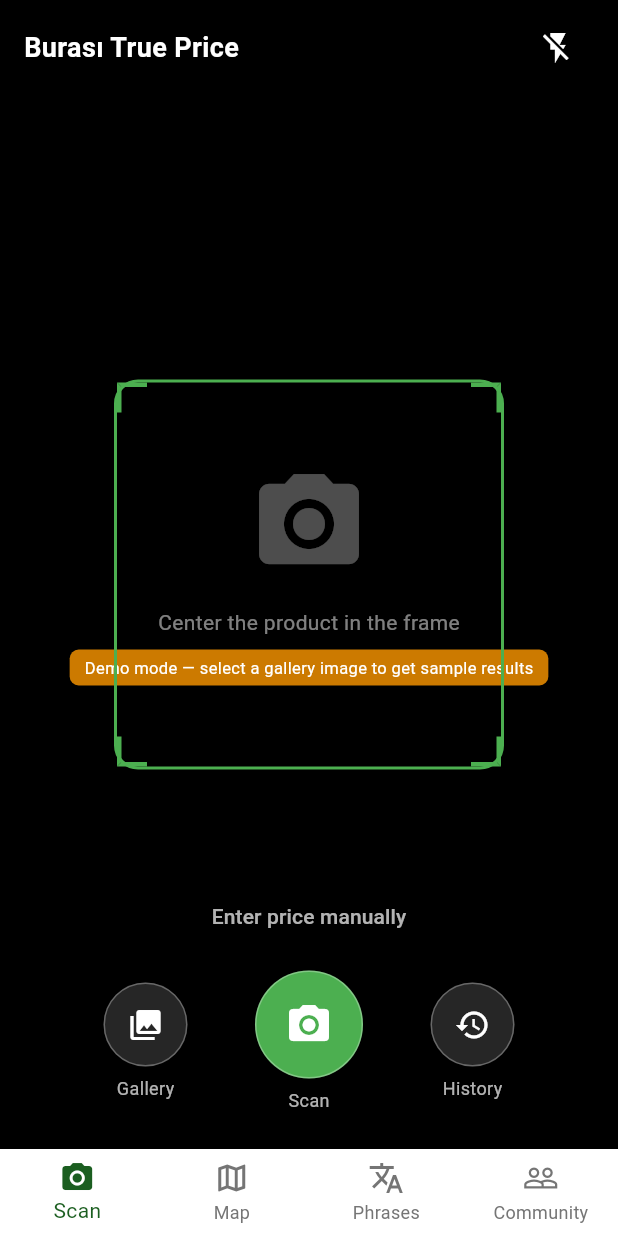
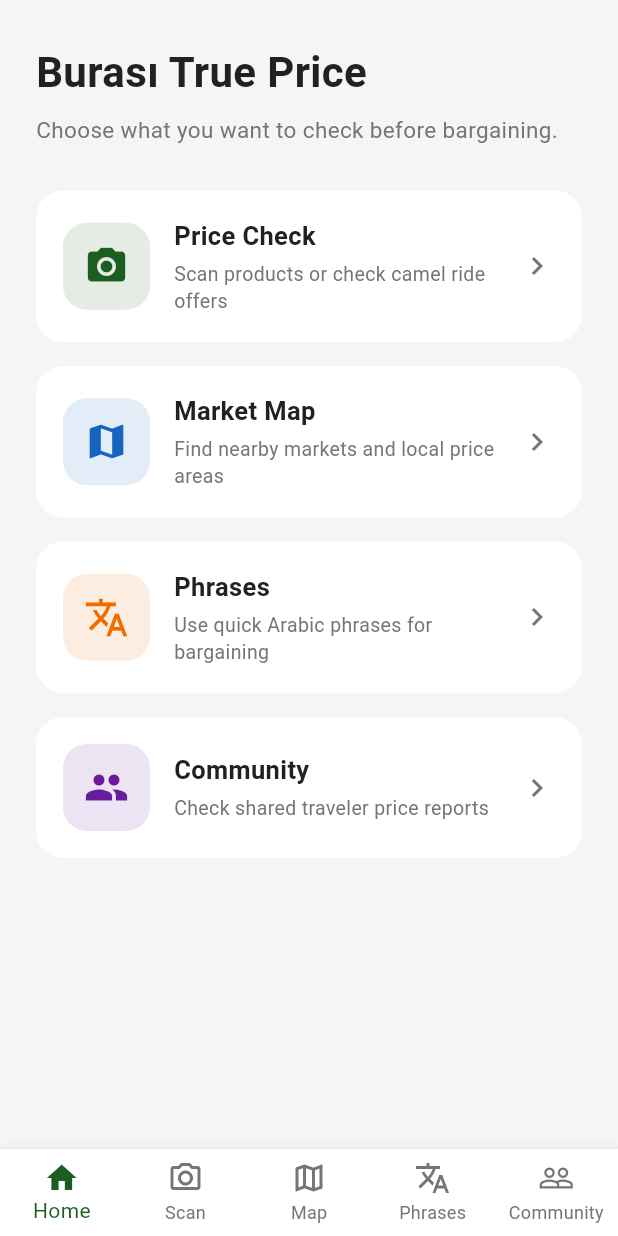
Before and after one commit to dbseend/hci_222, a Flutter app: the IntroScreen screen opened by its route, after a tap on "Skip", on a phone screen of 412 x 824 dp. Run offline on Flutter 3.47's test engine with Material 3 defaults, Android fonts, the phone set to English and light mode, and no system bars; our stand-ins replace dio, equatable, fl_chart, flutter_bloc, flutter_map, flutter_tts and 6 more; accounts and stored records are empty.

Commit message:
feat: add home and camel price flow

```diff
--- a/frontend/flutter_app/lib/app/router.dart
+++ b/frontend/flutter_app/lib/app/router.dart
@@ -6,7 +6,8 @@
 //   /permission  → PermissionScreen
 //   /intro       → IntroScreen
 //   ShellRoute (with AppBottomNavBar):
-//     /scan              → ScanScreen
+//     /home              → HomeScreen
+//     /scan              → ScanMenuScreen
 //     /scan/stats        → PriceStatsScreen   (extra: productName, productId, detectedPrice?)
 //     /scan/input        → PriceInputScreen   (extra: productName, productId)
 //     /scan/analysis     → PriceAnalysisScreen(extra: productName, productId, inputPrice)
@@ -24,7 +25,8 @@
 import '../features/onboarding/presentation/screens/splash_screen.dart';
 import '../features/onboarding/presentation/screens/permission_screen.dart';
 import '../features/onboarding/presentation/screens/intro_screen.dart';
-import '../features/scan/presentation/screens/scan_screen.dart';
+import '../features/home/presentation/screens/home_screen.dart';
+import '../features/scan/presentation/screens/scan_menu_screen.dart';
 import '../features/scan/presentation/screens/price_stats_screen.dart';
 import '../features/scan/presentation/screens/price_input_screen.dart';
 import '../features/scan/presentation/screens/price_analysis_screen.dart';
@@ -40,13 +42,13 @@
     GoRoute(path: '/', builder: (_, _) => const SplashScreen()),
     GoRoute(path: '/permission', builder: (_, _) => const PermissionScreen()),
     GoRoute(path: '/intro', builder: (_, _) => const IntroScreen()),
-
     ShellRoute(
       builder: (context, state, child) => _MainShell(child: child),
       routes: [
+        GoRoute(path: '/home', builder: (_, _) => const HomeScreen()),
         GoRoute(
           path: '/scan',
-          builder: (_, _) => const ScanScreen(),
+          builder: (_, _) => const ScanMenuScreen(),
           routes: [
             GoRoute(
               path: 'stats',
@@ -107,9 +109,10 @@
 
   int _currentIndex(BuildContext context) {
     final location = GoRouterState.of(context).uri.path;
-    if (location.startsWith('/map')) return 1;
-    if (location.startsWith('/language')) return 2;
-    if (location.startsWith('/community')) return 3;
+    if (location.startsWith('/scan')) return 1;
+    if (location.startsWith('/map')) return 2;
+    if (location.startsWith('/language')) return 3;
+    if (location.startsWith('/community')) return 4;
     return 0;
   }
 
--- a/frontend/flutter_app/lib/core/widgets/bottom_nav_bar.dart
+++ b/frontend/flutter_app/lib/core/widgets/bottom_nav_bar.dart
@@ -1,7 +1,7 @@
 // bottom_nav_bar.dart
 // Purpose: Shared bottom navigation bar used by the main ShellRoute (_MainShell in router.dart).
 //          Highlights the active tab based on the current route and navigates via go_router.
-// Tabs (index → route): 0=/scan, 1=/map, 2=/language, 3=/community
+// Tabs (index → route): 0=/home, 1=/scan, 2=/map, 3=/language, 4=/community
 // Dependencies: AppColors, go_router
 
 import 'package:flutter/material.dart';
@@ -13,7 +13,7 @@
 
   const AppBottomNavBar({super.key, required this.currentIndex});
 
-  static const _routes = ['/scan', '/map', '/language', '/community'];
+  static const _routes = ['/home', '/scan', '/map', '/language', '/community'];
 
   @override
   Widget build(BuildContext context) {
@@ -26,6 +26,11 @@
       elevation: 8,
       onTap: (i) => context.go(_routes[i]),
       items: const [
+        BottomNavigationBarItem(
+          icon: Icon(Icons.home_outlined),
+          activeIcon: Icon(Icons.home),
+          label: 'Home',
+        ),
         BottomNavigationBarItem(
           icon: Icon(Icons.camera_alt_outlined),
           activeIcon: Icon(Icons.camera_alt),
--- /dev/null
+++ b/frontend/flutter_app/lib/features/home/presentation/screens/home_screen.dart
@@ -0,0 +1,154 @@
+import 'package:flutter/material.dart';
+import 'package:go_router/go_router.dart';
+
+import '../../../../core/constants/app_colors.dart';
+
+class HomeScreen extends StatelessWidget {
+  const HomeScreen({super.key});
+
+  static const _items = [
+    _HomeItem(
+      title: 'Price Check',
+      subtitle: 'Scan products or check camel ride offers',
+      route: '/scan',
+      icon: Icons.camera_alt,
+      color: AppColors.primary,
+    ),
+    _HomeItem(
+      title: 'Market Map',
+      subtitle: 'Find nearby markets and local price areas',
+      route: '/map',
+      icon: Icons.map,
+      color: Color(0xFF1565C0),
+    ),
+    _HomeItem(
+      title: 'Phrases',
+      subtitle: 'Use quick Arabic phrases for bargaining',
+      route: '/language',
+      icon: Icons.translate,
+      color: Color(0xFFEF6C00),
+    ),
+    _HomeItem(
+      title: 'Community',
+      subtitle: 'Check shared traveler price reports',
+      route: '/community',
+      icon: Icons.people,
+      color: Color(0xFF6A1B9A),
+    ),
+  ];
+
+  @override
+  Widget build(BuildContext context) {
+    return Scaffold(
+      backgroundColor: AppColors.background,
+      body: SafeArea(
+        child: ListView(
+          padding: const EdgeInsets.fromLTRB(24, 28, 24, 24),
+          children: [
+            const Text(
+              'Burası True Price',
+              style: TextStyle(
+                fontSize: 28,
+                fontWeight: FontWeight.bold,
+                color: AppColors.onSurface,
+              ),
+            ),
+            const SizedBox(height: 8),
+            const Text(
+              'Choose what you want to check before bargaining.',
+              style: TextStyle(
+                fontSize: 15,
+                height: 1.5,
+                color: AppColors.onSurfaceLight,
+              ),
+            ),
+            const SizedBox(height: 28),
+            ..._items.map((item) => _HomeFeatureCard(item: item)),
+          ],
+        ),
+      ),
+    );
+  }
+}
+
+class _HomeFeatureCard extends StatelessWidget {
+  final _HomeItem item;
+
+  const _HomeFeatureCard({required this.item});
+
+  @override
+  Widget build(BuildContext context) {
+    return Container(
+      margin: const EdgeInsets.only(bottom: 16),
+      child: Material(
+        color: AppColors.surface,
+        borderRadius: BorderRadius.circular(18),
+        child: InkWell(
+          onTap: () => context.go(item.route),
+          borderRadius: BorderRadius.circular(18),
+          child: Padding(
+            padding: const EdgeInsets.all(18),
+            child: Row(
+              children: [
+                Container(
+                  width: 58,
+                  height: 58,
+                  decoration: BoxDecoration(
+                    color: item.color.withValues(alpha: 0.12),
+                    borderRadius: BorderRadius.circular(16),
+                  ),
+                  child: Icon(item.icon, color: item.color, size: 30),
+                ),
+                const SizedBox(width: 16),
+                Expanded(
+                  child: Column(
+                    crossAxisAlignment: CrossAxisAlignment.start,
+                    children: [
+                      Text(
+                        item.title,
+                        style: const TextStyle(
+                          fontSize: 17,
+                          fontWeight: FontWeight.bold,
+                          color: AppColors.onSurface,
+                        ),
+                      ),
+                      const SizedBox(height: 5),
+                      Text(
+                        item.subtitle,
+                        style: const TextStyle(
+                          fontSize: 13,
+                          height: 1.35,
+                          color: AppColors.onSurfaceLight,
+                        ),
+                      ),
+                    ],
+                  ),
+                ),
+                const Icon(
+                  Icons.chevron_right,
+                  color: AppColors.onSurfaceLight,
+                ),
+              ],
+            ),
+          ),
+        ),
+      ),
+    );
+  }
+}
+
+class _HomeItem {
+  final String title;
+  final String subtitle;
+  final String route;
+  final IconData icon;
+  final Color color;
+
+  const _HomeItem({
+    required this.title,
+    required this.subtitle,
+    required this.route,
+    required this.icon,
+    required this.color,
+  });
+}
--- a/frontend/flutter_app/lib/features/onboarding/presentation/screens/intro_screen.dart
+++ b/frontend/flutter_app/lib/features/onboarding/presentation/screens/intro_screen.dart
@@ -1,7 +1,7 @@
 // intro_screen.dart
 // Purpose: Three-page onboarding carousel that introduces the app's core features:
-//          scan, price comparison, and negotiation. Last page "Get Started" navigates to /scan.
-// Navigation flow: /intro (from permission) → /scan (on finish or skip)
+//          scan, price comparison, and negotiation. Last page "Get Started" navigates to /home.
+// Navigation flow: /intro (from permission) → /home (on finish or skip)
 // Dependencies: AppColors, go_router
 
 import 'package:flutter/material.dart';
@@ -24,17 +24,20 @@
     _IntroPage(
       icon: Icons.camera_alt,
       title: 'Scan Products',
-      desc: 'Point your camera at fruits, vegetables,\nor any market item to identify it automatically',
+      desc:
+          'Point your camera at fruits, vegetables,\nor any market item to identify it automatically',
     ),
     _IntroPage(
       icon: Icons.bar_chart,
       title: 'Compare Prices',
-      desc: 'See the average, lowest, and highest prices\nfor your region in a clear histogram',
+      desc:
+          'See the average, lowest, and highest prices\nfor your region in a clear histogram',
     ),
     _IntroPage(
       icon: Icons.handshake,
       title: 'Negotiate with Confidence',
-      desc: 'Understand the fair price at a glance\nand use Arabic phrases to bargain confidently',
+      desc:
+          'Understand the fair price at a glance\nand use Arabic phrases to bargain confidently',
     ),
   ];
 
@@ -45,7 +48,7 @@
         curve: Curves.easeInOut,
       );
     } else {
-      context.go('/scan');
+      context.go('/home');
     }
   }
 
@@ -65,7 +68,7 @@
             Align(
               alignment: Alignment.topRight,
               child: TextButton(
-                onPressed: () => context.go('/scan'),
+                onPressed: () => context.go('/home'),
                 child: const Text(
                   'Skip',
                   style: TextStyle(color: AppColors.onSurfaceLight),
@@ -92,7 +95,7 @@
                   decoration: BoxDecoration(
                     color: _currentPage == i
                         ? AppColors.primary
-                        : AppColors.onSurfaceLight.withOpacity(0.3),
+                        : AppColors.onSurfaceLight.withValues(alpha: 0.3),
                     borderRadius: BorderRadius.circular(4),
                   ),
                 ),
@@ -138,7 +141,7 @@
             width: 120,
             height: 120,
             decoration: BoxDecoration(
-              color: AppColors.primary.withOpacity(0.1),
+              color: AppColors.primary.withValues(alpha: 0.1),
               shape: BoxShape.circle,
             ),
             child: Icon(icon, size: 60, color: AppColors.primary),
--- a/frontend/flutter_app/pubspec.yaml
+++ b/frontend/flutter_app/pubspec.yaml
@@ -24,9 +24,6 @@
   # 카메라 / 이미지
   camera: ^0.10.5+9
   image_picker: ^1.1.2
-
-  # OCR
-  google_mlkit_text_recognition: ^0.13.0
 
   # 위치
   geolocator: ^12.0.0
```
Also changed, not shown: frontend/flutter_app/lib/features/onboarding/presentation/screens/permission_screen.dart (+152 -16 lines), frontend/flutter_app/lib/features/scan/data/models/region_stats.dart (+25 -3 lines), frontend/flutter_app/lib/features/scan/presentation/screens/camel_price_input_screen.dart (added, +213 -0 lines), frontend/flutter_app/lib/features/scan/presentation/screens/scan_menu_screen.dart (added, +34 -0 lines), frontend/flutter_app/pubspec.lock, 5 other files.
